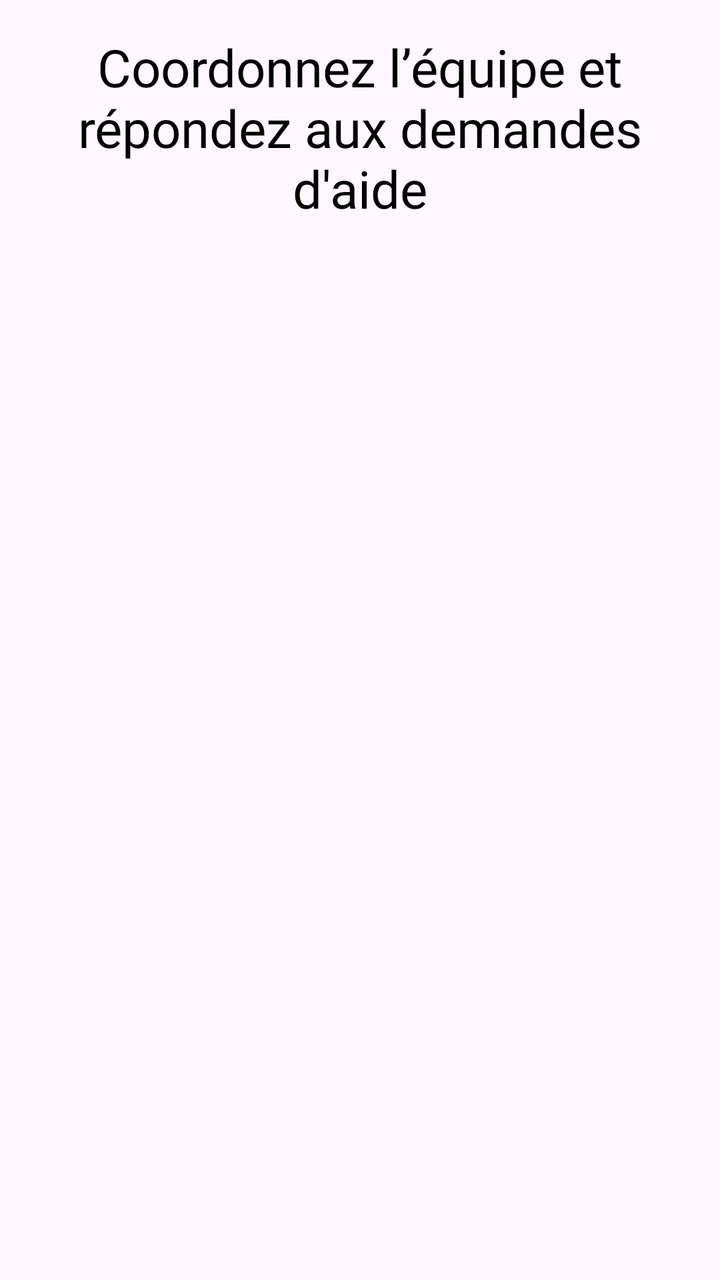
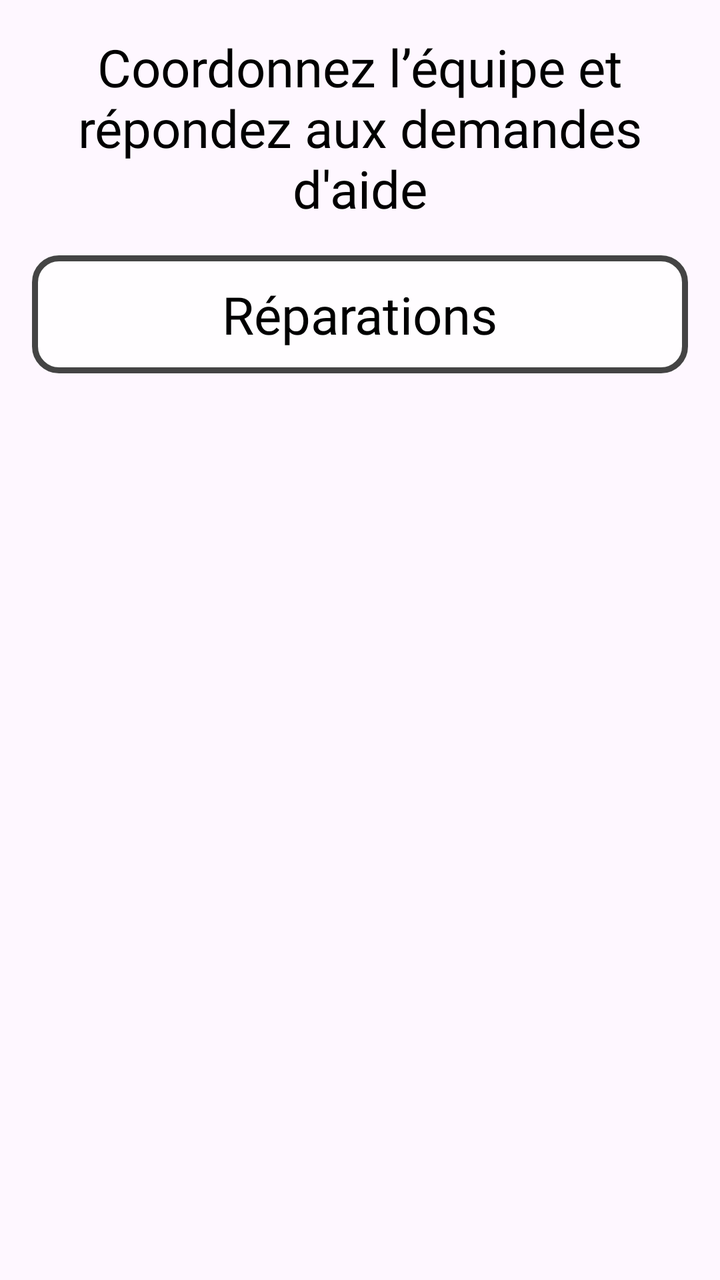

Two renders of the same Android screen: before a commit and after it. Below are the layout's source before the change and the commit's diff.
<!-- AndroidManifest.xml: application theme Theme.SoundBoardJava -->
<!-- res/layout/fragment_chef_equipe.xml -->
<?xml version="1.0" encoding="utf-8"?>
<LinearLayout xmlns:android="http://schemas.android.com/apk/res/android"
android:orientation="vertical"
android:padding="16dp"
android:layout_width="match_parent"
android:layout_height="match_parent">



<TextView
    android:id="@+id/txtRole"
    android:text="@string/chef_equipe_tache"
    android:textSize="26sp"
    android:fontFamily="@font/bebas_neue"
    android:textColor="@android:color/black"
    android:gravity="center"
    android:layout_width="match_parent"
    android:layout_height="wrap_content"/>



<LinearLayout
    android:id="@+id/helpBox"
    android:orientation="vertical"
    android:background="@drawable/parts_box_background"
    android:padding="12dp"
    android:visibility="gone"
    android:layout_marginTop="16dp"
    android:layout_width="match_parent"
    android:layout_height="wrap_content">

    <TextView
        android:text="@string/chef_equipe_titre_espace_demande_aide"
        android:textSize="26sp"
        android:fontFamily="@font/bebas_neue"
        android:textColor="@android:color/black"
        android:layout_gravity="center"
        android:layout_width="wrap_content"
        android:layout_height="wrap_content"/>

    <LinearLayout
        android:id="@+id/helpContainer"
        android:orientation="vertical"
        android:layout_width="match_parent"
        android:layout_height="wrap_content"/>

</LinearLayout>

</LinearLayout>
<!-- resources referenced by this layout -->
<resources>
  <!-- drawable parts_box_background (drawable) -->
  <?xml version="1.0" encoding="utf-8"?>
  <shape xmlns:android="http://schemas.android.com/apk/res/android">
  
      <solid android:color="#CCFFFFFF"/>   
  
      <stroke
          android:width="3dp"
          android:color="#444444"/>
  
      <corners android:radius="12dp"/>
  
      <padding
          android:left="12dp"
          android:right="12dp"
          android:top="12dp"
          android:bottom="12dp"/>
  </shape>
  <string name="chef_equipe_tache">Coordonnez l’équipe et répondez aux demandes d\'aide</string>
  <string name="chef_equipe_titre_espace_demande_aide">Demandes d\'aide</string>
  <style name="Theme.SoundBoardJava" parent="Base.Theme.SoundBoardJava" />
  <style name="Base.Theme.SoundBoardJava" parent="Theme.Material3.DayNight.NoActionBar">
          
          
          <item name="materialButtonStyle">@style/Widget.App.Button.NoTint</item>
      </style>
  <style name="Widget.App.Button.NoTint" parent="@style/Widget.MaterialComponents.Button">
          <item name="backgroundTint">@null</item>
      </style>
</resources>

<!-- the commit's change to res/layout/fragment_chef_equipe.xml (unified diff, before → after) -->
@@ -7,43 +7,82 @@ android:layout_height="match_parent">
 
 
 
-<TextView
-    android:id="@+id/txtRole"
-    android:text="@string/chef_equipe_tache"
-    android:textSize="26sp"
-    android:fontFamily="@font/bebas_neue"
-    android:textColor="@android:color/black"
-    android:gravity="center"
-    android:layout_width="match_parent"
-    android:layout_height="wrap_content"/>
-
-
-
-<LinearLayout
-    android:id="@+id/helpBox"
-    android:orientation="vertical"
-    android:background="@drawable/parts_box_background"
-    android:padding="12dp"
-    android:visibility="gone"
-    android:layout_marginTop="16dp"
-    android:layout_width="match_parent"
-    android:layout_height="wrap_content">
-
     <TextView
-        android:text="@string/chef_equipe_titre_espace_demande_aide"
+        android:id="@+id/txtRole"
+        android:text="@string/chef_equipe_tache"
         android:textSize="26sp"
         android:fontFamily="@font/bebas_neue"
         android:textColor="@android:color/black"
-        android:layout_gravity="center"
-        android:layout_width="wrap_content"
-        android:layout_height="wrap_content"/>
-
-    <LinearLayout
-        android:id="@+id/helpContainer"
-        android:orientation="vertical"
+        android:gravity="center"
         android:layout_width="match_parent"
         android:layout_height="wrap_content"/>
 
-</LinearLayout>
+    
+
+        <LinearLayout
+            android:layout_width="match_parent"
+            android:layout_height="wrap_content"
+            android:orientation="horizontal">
+
+            
+
+            <LinearLayout
+                android:id="@+id/helpBox"
+                android:orientation="vertical"
+                android:background="@drawable/parts_box_background"
+                android:padding="12dp"
+                android:visibility="gone"
+                android:layout_weight="1"
+                android:layout_marginTop="16dp"
+                android:layout_width="0dp"
+                android:layout_height="wrap_content">
+
+                <TextView
+                    android:text="@string/chef_equipe_titre_espace_demande_aide"
+                    android:textSize="26sp"
+                    android:fontFamily="@font/bebas_neue"
+                    android:textColor="@android:color/black"
+                    android:layout_gravity="center"
+                    android:layout_width="wrap_content"
+                    android:layout_height="wrap_content"/>
+
+                <LinearLayout
+                    android:id="@+id/helpContainer"
+                    android:orientation="vertical"
+                    android:layout_width="match_parent"
+                    android:layout_height="wrap_content"/>
+
+            </LinearLayout>
+
+            
+
+            <LinearLayout
+                android:id="@+id/repairBox"
+                android:layout_width="0dp"
+                android:layout_height="wrap_content"
+                android:background="@drawable/parts_box_background"
+                android:layout_weight="1"
+                android:layout_marginTop="16dp"
+                android:padding="12dp"
+                android:orientation="vertical">
+
+                <TextView
+                    android:text="@string/chef_equipe_reparations"
+                    android:textSize="26sp"
+                    android:fontFamily="@font/bebas_neue"
+                    android:textColor="@android:color/black"
+                    android:layout_gravity="center"
+                    android:layout_width="wrap_content"
+                    android:layout_height="wrap_content"/>
+
+                <LinearLayout
+                    android:id="@+id/repairContainer"
+                    android:orientation="vertical"
+                    android:layout_width="match_parent"
+                    android:layout_height="wrap_content"/>
+
+            </LinearLayout>
+
+        </LinearLayout>
 
 </LinearLayout>
<!-- resource entries referenced after the edit -->
@@ -18,6 +18,7 @@
           android:top="12dp"
           android:bottom="12dp"/>
   </shape>
+  <string name="chef_equipe_reparations">Réparations</string>
   <string name="chef_equipe_tache">Coordonnez l’équipe et répondez aux demandes d\'aide</string>
   <string name="chef_equipe_titre_espace_demande_aide">Demandes d\'aide</string>
   <style name="Theme.SoundBoardJava" parent="Base.Theme.SoundBoardJava" />
